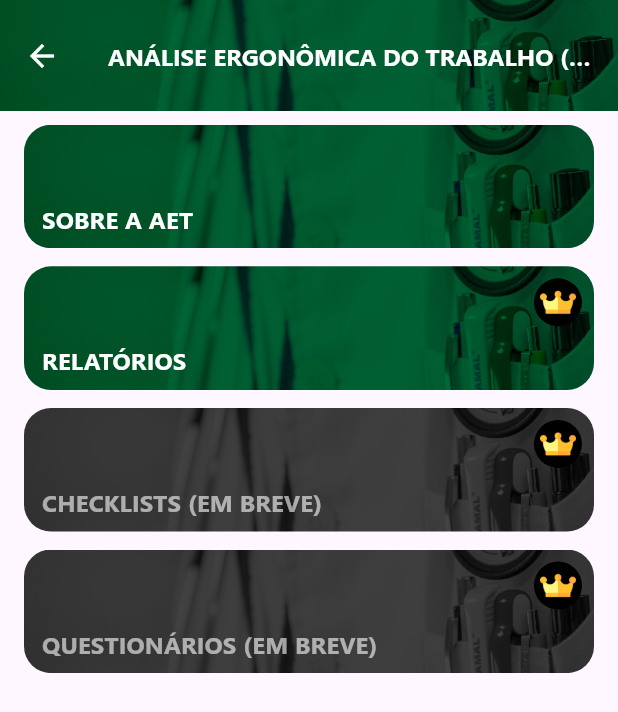
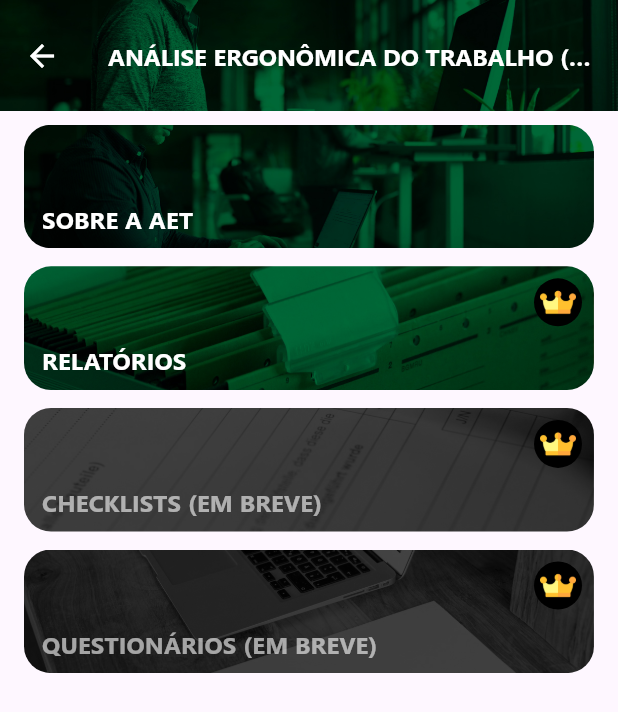
Before and after one commit to albertobezerra/guardacorpo24, a Flutter app: the AETModule screen opened directly, on a phone screen of 412 x 824 dp. Shown: the top 712 px of the screen. Run offline on Flutter 3.47's test engine with Material 3 defaults, Android fonts, the phone set to English and light mode, and no system bars; our stand-ins replace firebase_auth, firebase_core, flutter_speed_dial, google_mobile_ads, image_picker, introduction_screen and 4 more; missing offline and left inert: flutter_phone_direct_caller, in_app_update, syncfusion_flutter_pdfviewer, webview_flutter_android, webview_flutter_wkwebview; accounts and stored records are empty.

Commit message:
Ajustes de design

```diff
--- a/lib/matriz/05_anaergo/05_00_raiz/aet_raiz.dart
+++ b/lib/matriz/05_anaergo/05_00_raiz/aet_raiz.dart
@@ -57,7 +57,7 @@ class _AETModuleState extends State<AETModule> {
             },
           ),
           flexibleSpace: const Image(
-            image: AssetImage('assets/images/cid.jpg'),
+            image: AssetImage('assets/images/aet.jpg'),
             fit: BoxFit.cover,
           ),
         ),
@@ -85,7 +85,7 @@ class _AETModuleState extends State<AETModule> {
                         Radius.circular(18),
                       ),
                       image: DecorationImage(
-                        image: ExactAssetImage('assets/images/cid.jpg'),
+                        image: ExactAssetImage('assets/images/aet2.jpg'),
                         fit: BoxFit.cover,
                       ),
                     ),
@@ -114,7 +114,7 @@ class _AETModuleState extends State<AETModule> {
                   },
                   fontSize: itemFontSize,
                   height: tamanhoBotaoLista,
-                  image: 'assets/images/cid.jpg',
+                  image: 'assets/images/relatorios.jpg',
                   crownIcon: 'assets/images/crown.png',
                 ),
                 _buildDisabledPremiumButton(
@@ -122,7 +122,7 @@ class _AETModuleState extends State<AETModule> {
                   label: 'Checklists (Em breve)',
                   fontSize: itemFontSize,
                   height: tamanhoBotaoLista,
-                  image: 'assets/images/cid.jpg',
+                  image: 'assets/images/checklist.jpg',
                   crownIcon: 'assets/images/crown.png',
                 ),
                 _buildDisabledPremiumButton(
@@ -130,7 +130,7 @@ class _AETModuleState extends State<AETModule> {
                   label: 'Questionários (Em breve)',
                   fontSize: itemFontSize,
                   height: tamanhoBotaoLista,
-                  image: 'assets/images/cid.jpg',
+                  image: 'assets/images/questionarios.jpg',
                   crownIcon: 'assets/images/crown.png',
                 ),
               ],
```
Also changed, not shown: assets/images/aet.jpg (added), assets/images/aet2.jpg (added), assets/images/checklist.jpg (added), assets/images/questionarios.jpg (added), assets/images/relatorios.jpg (added).
